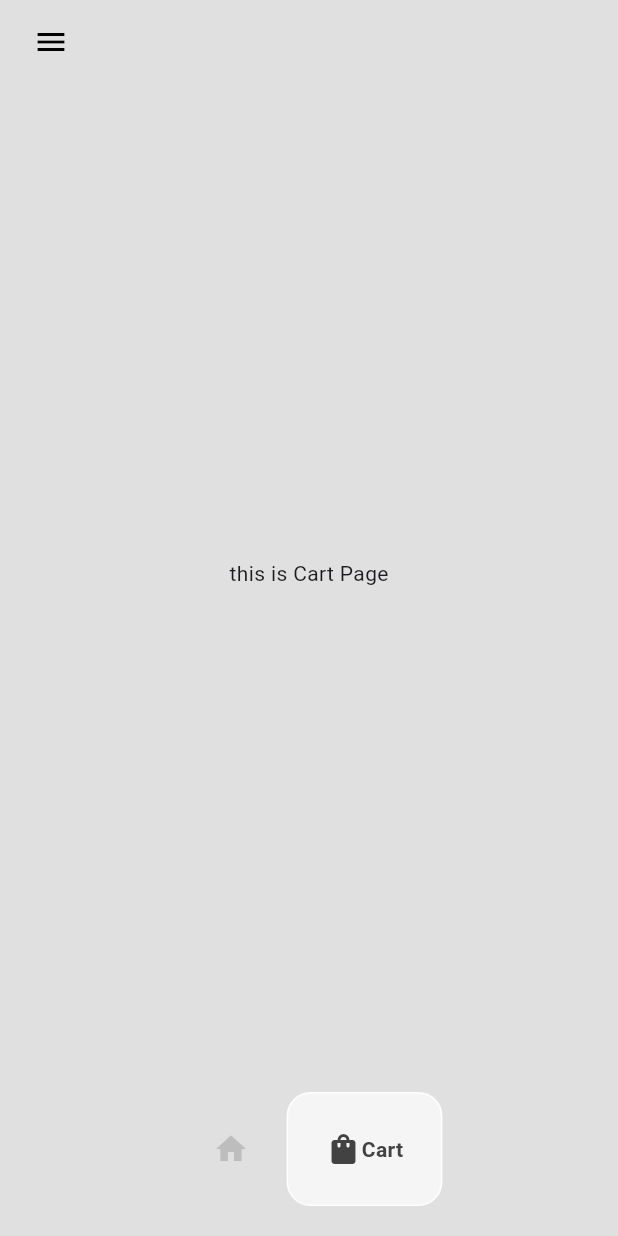
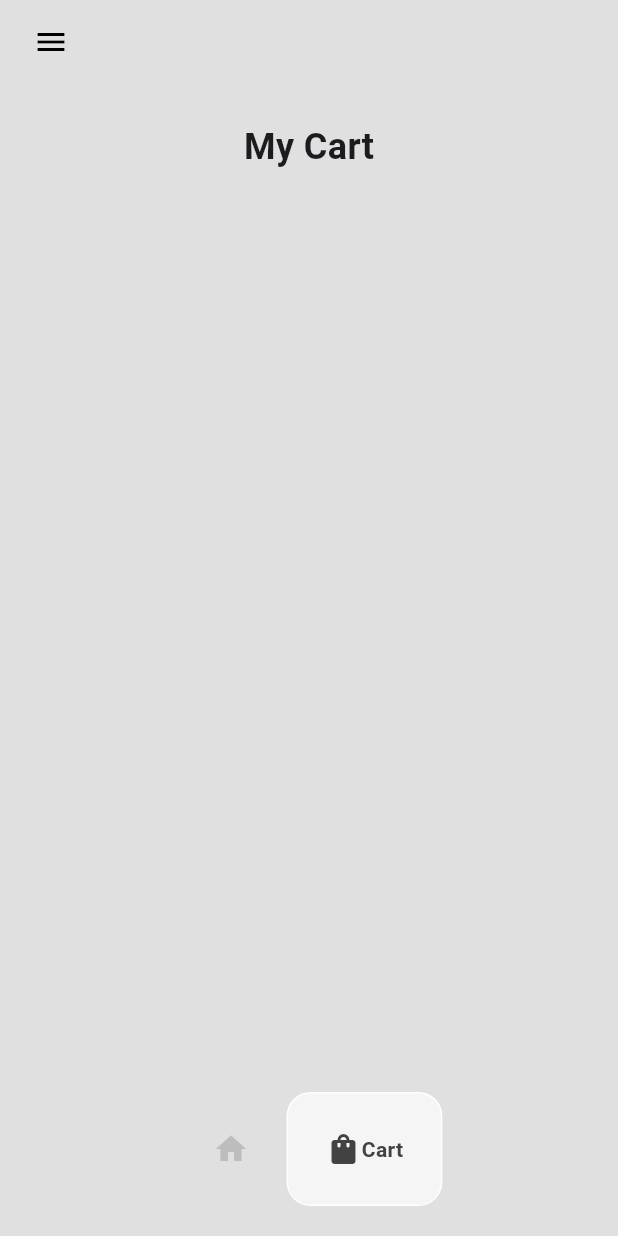
Before and after one commit to ShrihariRao/sneaker_app_android, a Flutter app: the HomePage screen opened directly, item 2 of the bottom bar chosen, on a phone screen of 412 x 824 dp. Run offline on Flutter 3.47's test engine with Material 3 defaults, Android fonts, the phone set to English and light mode, and no system bars; drawn by our look-alikes of google_nav_bar.

Commit message:
just finished cart_page

```diff
--- a/lib/pages/cart_page.dart
+++ b/lib/pages/cart_page.dart
@@ -1,12 +1,42 @@
 import 'package:flutter/material.dart';
+import 'package:provider/provider.dart';
+import 'package:sneaker_shop/components/cart_item.dart';
+import 'package:sneaker_shop/models/cart.dart';
+import 'package:sneaker_shop/models/shoe.dart';
 
 class CartPage extends StatelessWidget {
   const CartPage({ Key? key }) : super(key: key);
 
   @override
   Widget build(BuildContext context) {
-    return Center(
-      child: Text("this is Cart Page"),
-    );
+    return Consumer<Cart>(
+      builder: (context, value, child) => Padding(
+        padding: const EdgeInsets.all(25.0),
+        child: Column(
+        children: [
+          // heading
+          const Text(
+            "My Cart",
+            style: TextStyle(fontWeight: FontWeight.bold, fontSize: 24),
+          ),
+
+          const SizedBox(height: 10,),
+
+          Expanded(
+            child: ListView.builder(
+              itemCount: value.getUserCart().length,
+              itemBuilder: (context, index){
+            // get individual shoe
+            Shoe individualShoe = value.getUserCart()[index];
+
+            // return cart item
+            return CartItem(shoe: individualShoe);
+          },
+        ),
+      )
+
+        ],
+            ),
+      ));
   }
 }
--- a/lib/pages/shop_page.dart
+++ b/lib/pages/shop_page.dart
@@ -14,7 +14,7 @@ class ShopPage extends StatefulWidget {
 class _ShopPageState extends State<ShopPage> {
 
   // add shoe to cart
-  void addShowToCart(Shoe shoe){
+  void addShoeToCart(Shoe shoe){
     Provider.of<Cart>(context, listen: false).addItemToCart(shoe);
 
     // alert the user, shoe successfully added
@@ -93,7 +93,7 @@ class _ShopPageState extends State<ShopPage> {
                     Shoe shoe = value.getShoeList()[index];
                     return ShowTile(
                       shoe: shoe,
-                      onTap: () =>  addShowToCart(shoe),
+                      onTap: () =>  addShoeToCart(shoe),
                     );
                   },
                 ),
```
Also changed, not shown: lib/components/cart_item.dart (added, +24 -0 lines).
